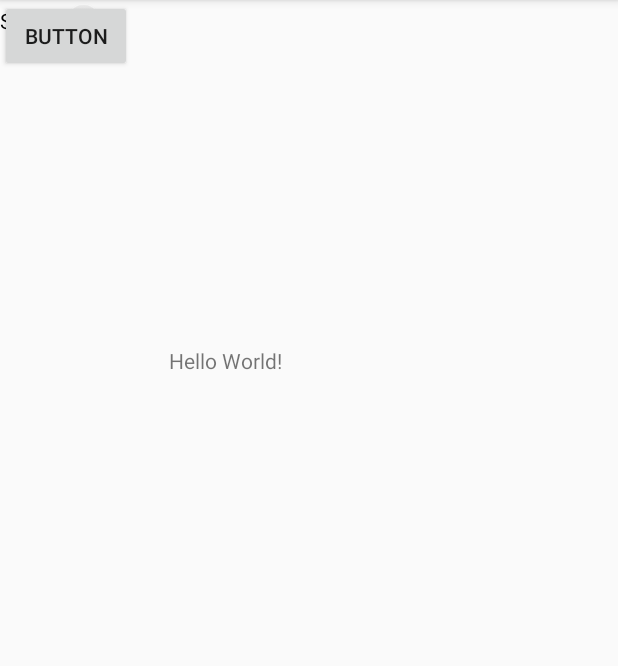
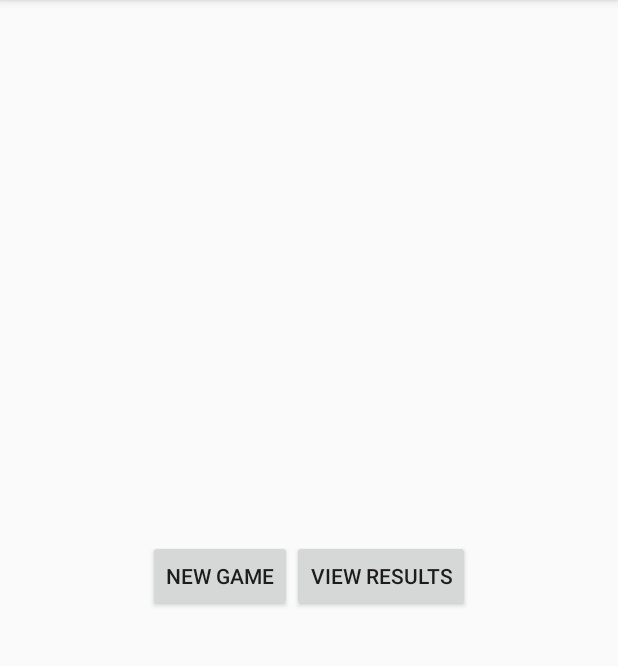
Before and after one commit to agustfridjons/QuizApp, an Android app: the MainActivity screen opened directly, with no data from a screen before it, on a phone screen of 412 x 824 dp, the part 84-750 px from its top. Run offline under Robolectric (Android 15) with nearby library versions, the phone set to English and light mode, and no system bars.

```diff
--- a/QuizMe/app/src/main/AndroidManifest.xml
+++ b/QuizMe/app/src/main/AndroidManifest.xml
@@ -9,14 +9,16 @@
         android:roundIcon="@mipmap/ic_launcher_round"
         android:supportsRtl="true"
         android:theme="@style/AppTheme">
-        <activity android:name=".ui.SignUpActivity"></activity>
-        <activity android:name=".ui.LoginActivity">
+        <activity android:name=".ui.SignUpActivity">
             <intent-filter>
                 <action android:name="android.intent.action.MAIN" />
 
                 <category android:name="android.intent.category.LAUNCHER" />
             </intent-filter>
         </activity>
+        <activity android:name=".ui.LoginActivity">
+
+        </activity>
         <activity android:name=".ui.MainActivity"></activity>
     </application>
 
--- a/QuizMe/app/src/main/java/com/example/quizme/ui/MainActivity.java
+++ b/QuizMe/app/src/main/java/com/example/quizme/ui/MainActivity.java
@@ -3,14 +3,22 @@ package com.example.quizme.ui;
 import androidx.appcompat.app.AppCompatActivity;
 
 import android.os.Bundle;
+import android.widget.Button;
+import android.widget.EditText;
 
 import com.example.quizme.R;
 
 public class MainActivity extends AppCompatActivity {
 
+    private Button mNewGame, mGameResults;
+
     @Override
     protected void onCreate(Bundle savedInstanceState) {
         super.onCreate(savedInstanceState);
         setContentView(R.layout.activity_main);
+
+        mNewGame = (Button) findViewById(R.id.newgame_button);
+        mGameResults = (Button) findViewById(R.id.gameresults_button);
+
     }
 }
--- a/QuizMe/app/src/main/res/layout/activity_login.xml
+++ b/QuizMe/app/src/main/res/layout/activity_login.xml
@@ -24,7 +24,7 @@
             android:layout_width="107dp"
             android:layout_height="wrap_content"
             android:inputType="text"
-            android:autofillHints="Username"
+            android:hint="Username"
             android:labelFor="@id/editUsername" />
 
         <EditText
@@ -32,7 +32,7 @@
             android:layout_width="107dp"
             android:layout_height="wrap_content"
             android:inputType="textPassword"
-            android:autofillHints="Password"
+            android:hint="Password"
             android:labelFor="@id/editPassword" />
 
     </LinearLayout>
--- a/QuizMe/app/src/main/res/layout/activity_main.xml
+++ b/QuizMe/app/src/main/res/layout/activity_main.xml
@@ -1,35 +1,30 @@
 <?xml version="1.0" encoding="utf-8"?>
-<androidx.constraintlayout.widget.ConstraintLayout xmlns:android="http://schemas.android.com/apk/res/android"
+<LinearLayout xmlns:android="http://schemas.android.com/apk/res/android"
     xmlns:app="http://schemas.android.com/apk/res-auto"
     xmlns:tools="http://schemas.android.com/tools"
     android:layout_width="match_parent"
     android:layout_height="match_parent"
+    android:gravity="center"
+    android:orientation="vertical"
     tools:context=".ui.MainActivity">
 
-    <TextView
-        android:layout_width="187dp"
-        android:layout_height="78dp"
-        android:text="Hello World!"
-        app:layout_constraintBottom_toBottomOf="parent"
-        app:layout_constraintLeft_toLeftOf="parent"
-        app:layout_constraintRight_toRightOf="parent"
-        app:layout_constraintTop_toTopOf="parent"
-        app:layout_constraintVertical_bias="0.334" />
 
-    <Switch
-        android:id="@+id/switch1"
+    <LinearLayout
         android:layout_width="wrap_content"
         android:layout_height="wrap_content"
-        android:text="Switch"
-        tools:layout_editor_absoluteX="188dp"
-        tools:layout_editor_absoluteY="298dp" />
+        android:orientation="horizontal">
 
-    <Button
-        android:id="@+id/button"
-        android:layout_width="wrap_content"
-        android:layout_height="wrap_content"
-        android:text="Button"
-        tools:layout_editor_absoluteX="303dp"
-        tools:layout_editor_absoluteY="233dp" />
+        <Button
+            android:id="@+id/newgame_button"
+            android:layout_width="wrap_content"
+            android:layout_height="wrap_content"
+            android:text="@string/new_game_button" />
 
-</androidx.constraintlayout.widget.ConstraintLayout>
+        <Button
+            android:id="@+id/gameresults_button"
+            android:layout_width="match_parent"
+            android:layout_height="wrap_content"
+            android:text="@string/view_results_button" />
+    </LinearLayout>
+
+</LinearLayout>
--- a/QuizMe/app/src/main/res/layout/activity_sign_up.xml
+++ b/QuizMe/app/src/main/res/layout/activity_sign_up.xml
@@ -23,7 +23,7 @@
             android:id="@+id/editName"
             android:layout_width="107dp"
             android:layout_height="wrap_content"
-            android:autofillHints="Name"
+            android:hint="Name"
             android:inputType="text"
             android:labelFor="@id/editName" />
 
@@ -31,7 +31,7 @@
             android:id="@+id/editUsername"
             android:layout_width="107dp"
             android:layout_height="wrap_content"
-            android:autofillHints="Username"
+            android:hint="Username"
             android:inputType="text"
             android:labelFor="@id/editUsername" />
 
@@ -39,7 +39,7 @@
             android:id="@+id/editPassword"
             android:layout_width="107dp"
             android:layout_height="wrap_content"
-            android:autofillHints="Password"
+            android:hint="Password"
             android:inputType="textPassword"
             android:labelFor="@id/editPassword" />
 
--- a/QuizMe/app/src/main/res/values/strings.xml
+++ b/QuizMe/app/src/main/res/values/strings.xml
@@ -6,6 +6,8 @@
     <string name="signup_button">Sign up</string>
     <string name="signup_text">Please enter your information</string>
     <string name="invalid_signup">Please fill in all the fields</string>
+    <string name="new_game_button">New Game</string>
+    <string name="view_results_button">View Results</string>
 
 
 </resources>
```
Also changed, not shown: QuizMe/app/src/main/java/com/example/quizme/quizMe/UserDatabaseHelper.java (renamed from QuizMe/app/src/main/java/com/example/quizme/quizMe/DatabaseHelper.java, +27 -9 lines), QuizMe/app/src/main/java/com/example/quizme/ui/LoginActivity.java (+31 -26 lines), QuizMe/app/src/main/java/com/example/quizme/ui/SignUpActivity.java (+25 -14 lines).
